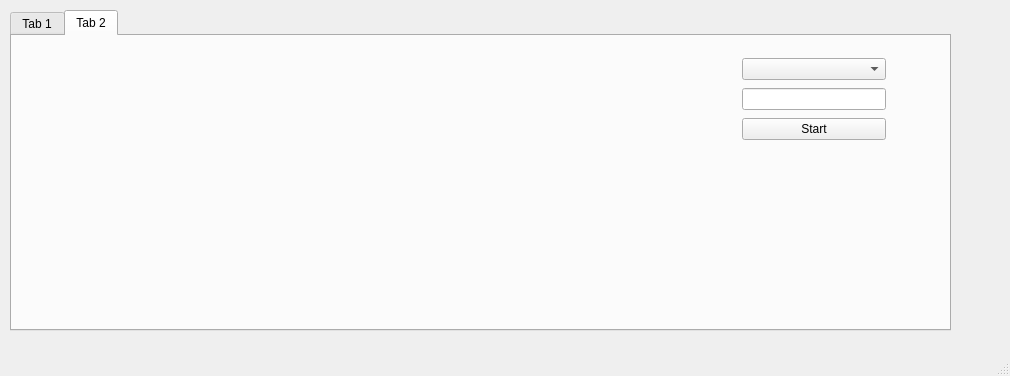
Dominare/Stab_Project, file scripts/untitled.ui: the form before one commit.
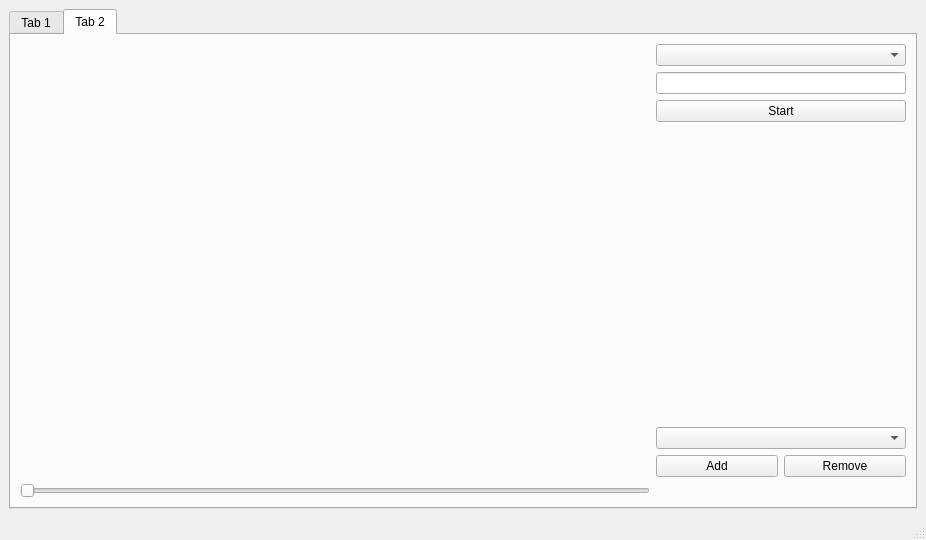
The form after the commit. Custom widgets are drawn as their Qt base class.

Commit message: Change plot framework; add multi-curves mode

Patch:
```diff
--- a/scripts/untitled.ui
+++ b/scripts/untitled.ui
@@ -6,23 +6,17 @@
    <rect>
     <x>0</x>
     <y>0</y>
-    <width>1010</width>
-    <height>376</height>
+    <width>926</width>
+    <height>540</height>
    </rect>
   </property>
   <property name="windowTitle">
    <string>MainWindow</string>
   </property>
   <widget class="QWidget" name="centralwidget">
+   <layout class="QHBoxLayout" name="horizontalLayout_4">
+    <item>
    <widget class="QTabWidget" name="tabWidget">
-    <property name="geometry">
-     <rect>
-      <x>10</x>
-      <y>10</y>
-      <width>941</width>
-      <height>321</height>
-     </rect>
-    </property>
     <property name="currentIndex">
      <number>1</number>
     </property>
@@ -124,43 +118,110 @@
      <attribute name="title">
       <string>Tab 2</string>
      </attribute>
-     <widget class="QWidget" name="canva_widget" native="true">
-      <property name="geometry">
-       <rect>
-        <x>20</x>
-        <y>20</y>
-        <width>691</width>
-        <height>231</height>
-       </rect>
-      </property>
-     </widget>
-     <widget class="QWidget" name="">
-      <property name="geometry">
-       <rect>
-        <x>730</x>
-        <y>20</y>
-        <width>144</width>
-        <height>89</height>
-       </rect>
-      </property>
+       <layout class="QHBoxLayout" name="horizontalLayout_6">
+        <item>
+         <layout class="QGridLayout" name="gridLayout">
+          <item row="0" column="0">
+           <widget class="PlotWidget" name="canva_widget" native="true">
+            <property name="sizePolicy">
+             <sizepolicy hsizetype="Expanding" vsizetype="Expanding">
+              <horstretch>0</horstretch>
+              <verstretch>0</verstretch>
+             </sizepolicy>
+            </property>
+           </widget>
+          </item>
+          <item row="0" column="1">
       <layout class="QVBoxLayout" name="verticalLayout_2">
+            <property name="sizeConstraint">
+             <enum>QLayout::SetDefaultConstraint</enum>
+            </property>
        <item>
-        <widget class="QComboBox" name="comboBox_2"/>
+             <widget class="QComboBox" name="comboBox_2">
+              <property name="sizePolicy">
+               <sizepolicy hsizetype="Minimum" vsizetype="Fixed">
+                <horstretch>0</horstretch>
+                <verstretch>0</verstretch>
+               </sizepolicy>
+              </property>
+             </widget>
        </item>
        <item>
-        <widget class="QLineEdit" name="lineEdit_2"/>
+             <widget class="QLineEdit" name="lineEdit_2">
+              <property name="sizePolicy">
+               <sizepolicy hsizetype="Minimum" vsizetype="Fixed">
+                <horstretch>0</horstretch>
+                <verstretch>0</verstretch>
+               </sizepolicy>
+              </property>
+             </widget>
        </item>
        <item>
         <widget class="QPushButton" name="start_btn">
+              <property name="minimumSize">
+               <size>
+                <width>250</width>
+                <height>0</height>
+               </size>
+              </property>
          <property name="text">
           <string>Start</string>
          </property>
         </widget>
        </item>
-      </layout>
-     </widget>
-    </widget>
-   </widget>
+            <item>
+             <spacer name="verticalSpacer_2">
+              <property name="orientation">
+               <enum>Qt::Vertical</enum>
+              </property>
+              <property name="sizeHint" stdset="0">
+               <size>
+                <width>20</width>
+                <height>40</height>
+               </size>
+              </property>
+             </spacer>
+            </item>
+            <item>
+             <widget class="QComboBox" name="comboBox_plot"/>
+            </item>
+            <item>
+             <layout class="QHBoxLayout" name="horizontalLayout_7">
+              <item>
+               <widget class="QPushButton" name="pushButton_2">
+                <property name="text">
+                 <string>Add</string>
+                </property>
+               </widget>
+              </item>
+              <item>
+               <widget class="QPushButton" name="pushButton_3">
+                <property name="text">
+                 <string>Remove</string>
+                </property>
+               </widget>
+              </item>
+             </layout>
+            </item>
+           </layout>
+          </item>
+          <item row="1" column="0">
+           <widget class="QSlider" name="horizontalSlider">
+            <property name="maximum">
+             <number>999</number>
+            </property>
+            <property name="orientation">
+             <enum>Qt::Horizontal</enum>
+            </property>
+           </widget>
+          </item>
+         </layout>
+        </item>
+       </layout>
+      </widget>
+     </widget>
+    </item>
+   </layout>
   </widget>
   <widget class="QMenuBar" name="menubar">
    <property name="geometry">
@@ -174,6 +235,14 @@
   </widget>
   <widget class="QStatusBar" name="statusbar"/>
  </widget>
+ <customwidgets>
+  <customwidget>
+   <class>PlotWidget</class>
+   <extends>QWidget</extends>
+   <header>pyqtgraph</header>
+   <container>1</container>
+  </customwidget>
+ </customwidgets>
  <resources/>
  <connections>
   <connection>
```
Left out of the diff: 115 changed lines with no effect on the pictures. Lines whose indentation alone changed are shown as unchanged. The commit also changes 7 other files.
